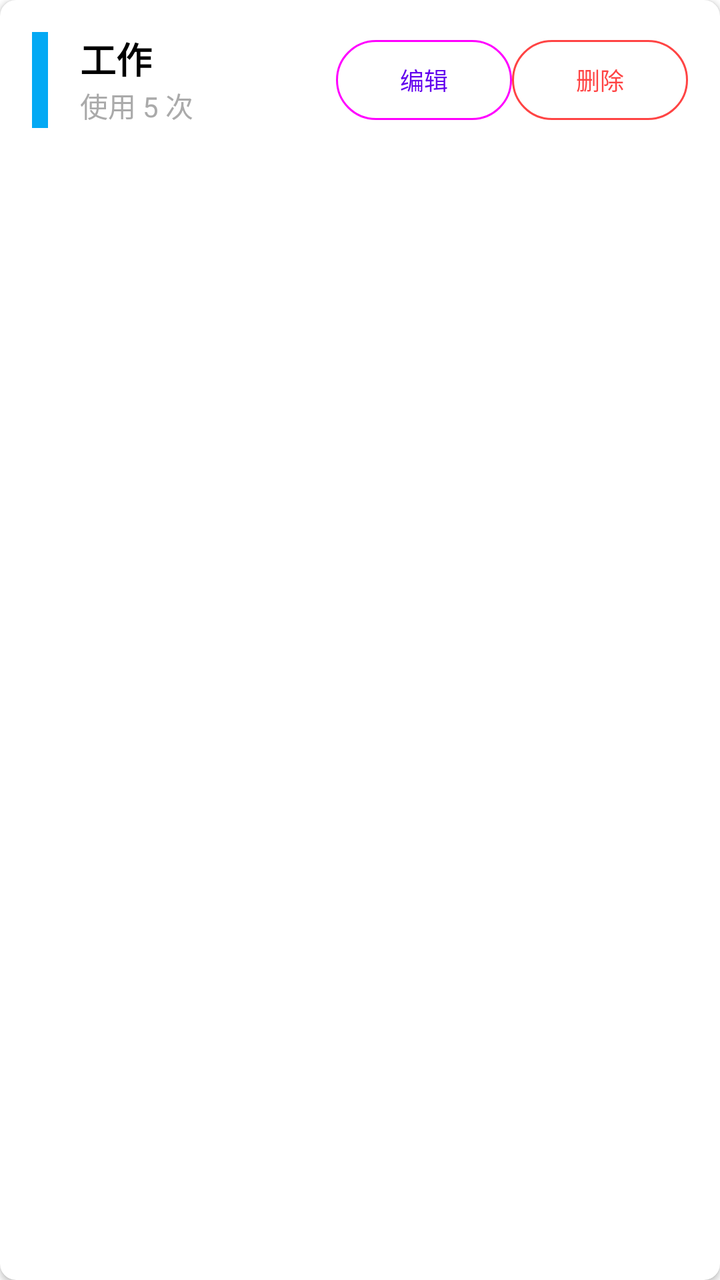
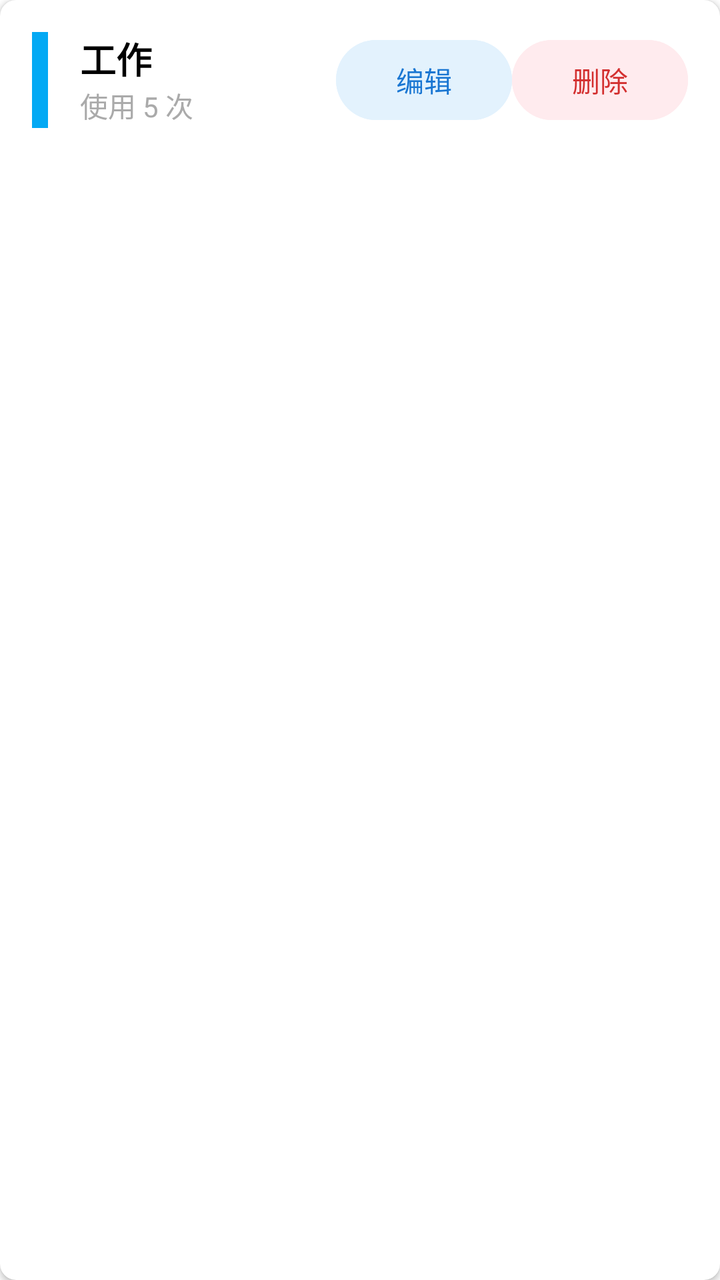

Two renders of the same Android screen: before a commit and after it. Below are the layout's source before the change and the commit's diff.
<!-- AndroidManifest.xml: application theme Theme.TimeRecord -->
<!-- res/layout/item_label.xml -->
<?xml version="1.0" encoding="utf-8"?>
<com.google.android.material.card.MaterialCardView xmlns:android="http://schemas.android.com/apk/res/android"
    xmlns:app="http://schemas.android.com/apk/res-auto"
    xmlns:tools="http://schemas.android.com/tools"
    android:layout_width="match_parent"
    android:layout_height="wrap_content"
    android:layout_margin="8dp"
    app:cardCornerRadius="8dp"
    app:cardElevation="2dp">

    <androidx.constraintlayout.widget.ConstraintLayout
        android:layout_width="match_parent"
        android:layout_height="wrap_content"
        android:padding="16dp">

        
        <View
            android:id="@+id/view_color_indicator"
            android:layout_width="8dp"
            android:layout_height="0dp"
            android:background="#03A9F4"
            app:layout_constraintTop_toTopOf="parent"
            app:layout_constraintBottom_toBottomOf="parent"
            app:layout_constraintStart_toStartOf="parent" />

        
        <TextView
            android:id="@+id/tv_label_name"
            android:layout_width="0dp"
            android:layout_height="wrap_content"
            android:layout_marginStart="16dp"
            android:text="工作"
            android:textSize="18sp"
            android:textStyle="bold"
            android:textColor="@android:color/black"
            app:layout_constraintTop_toTopOf="parent"
            app:layout_constraintStart_toEndOf="@id/view_color_indicator"
            app:layout_constraintEnd_toStartOf="@id/btn_edit" />

        
        <TextView
            android:id="@+id/tv_usage_count"
            android:layout_width="0dp"
            android:layout_height="wrap_content"
            android:layout_marginStart="16dp"
            android:text="使用 5 次"
            android:textSize="14sp"
            android:textColor="@android:color/darker_gray"
            app:layout_constraintTop_toBottomOf="@id/tv_label_name"
            app:layout_constraintStart_toEndOf="@id/view_color_indicator"
            app:layout_constraintEnd_toStartOf="@id/btn_edit" />

        
        <com.google.android.material.button.MaterialButton
            android:id="@+id/btn_edit"
            android:layout_width="wrap_content"
            android:layout_height="wrap_content"
            android:text="编辑"
            android:textSize="12sp"
            style="@style/Widget.Material3.Button.OutlinedButton"
            app:layout_constraintTop_toTopOf="parent"
            app:layout_constraintBottom_toBottomOf="parent"
            app:layout_constraintEnd_toStartOf="@id/btn_delete" />

        
        <com.google.android.material.button.MaterialButton
            android:id="@+id/btn_delete"
            android:layout_width="wrap_content"
            android:layout_height="wrap_content"
            android:layout_marginStart="8dp"
            android:text="删除"
            android:textSize="12sp"
            app:strokeColor="@android:color/holo_red_light"
            android:textColor="@android:color/holo_red_light"
            style="@style/Widget.Material3.Button.OutlinedButton"
            app:layout_constraintTop_toTopOf="parent"
            app:layout_constraintBottom_toBottomOf="parent"
            app:layout_constraintEnd_toEndOf="parent" />

    </androidx.constraintlayout.widget.ConstraintLayout>

</com.google.android.material.card.MaterialCardView>
<!-- resources referenced by this layout -->
<resources>
  <style name="Theme.TimeRecord" parent="Theme.MaterialComponents.DayNight.DarkActionBar">
          
          <item name="colorPrimary">@color/purple_500</item>
          <item name="colorPrimaryVariant">@color/purple_700</item>
          <item name="colorOnPrimary">@color/white</item>
          
          <item name="colorSecondary">@color/teal_200</item>
          <item name="colorSecondaryVariant">@color/teal_700</item>
          <item name="colorOnSecondary">@color/black</item>
          
          <item name="android:statusBarColor">?attr/colorPrimaryVariant</item>
          
      </style>
  <color name="purple_500">#FF6200EE</color>
  <color name="purple_700">#FF3700B3</color>
  <color name="white">#FFFFFFFF</color>
  <color name="teal_200">#FF03DAC5</color>
  <color name="teal_700">#FF018786</color>
  <color name="black">#FF000000</color>
</resources>

<!-- the commit's change to res/layout/item_label.xml (unified diff, before → after) -->
@@ -56,8 +56,10 @@
             android:layout_width="wrap_content"
             android:layout_height="wrap_content"
             android:text="编辑"
-            android:textSize="12sp"
-            style="@style/Widget.Material3.Button.OutlinedButton"
+            android:textSize="14sp"
+            android:backgroundTint="#E3F2FD"
+            android:textColor="#1976D2"
+            style="@style/Widget.Material3.Button"
             app:layout_constraintTop_toTopOf="parent"
             app:layout_constraintBottom_toBottomOf="parent"
             app:layout_constraintEnd_toStartOf="@id/btn_delete" />
@@ -67,12 +69,12 @@
             android:id="@+id/btn_delete"
             android:layout_width="wrap_content"
             android:layout_height="wrap_content"
-            android:layout_marginStart="8dp"
+            android:layout_marginStart="20dp"
             android:text="删除"
-            android:textSize="12sp"
-            app:strokeColor="@android:color/holo_red_light"
-            android:textColor="@android:color/holo_red_light"
-            style="@style/Widget.Material3.Button.OutlinedButton"
+            android:textSize="14sp"
+            android:backgroundTint="#FFEBEE"
+            android:textColor="#D32F2F"
+            style="@style/Widget.Material3.Button"
             app:layout_constraintTop_toTopOf="parent"
             app:layout_constraintBottom_toBottomOf="parent"
             app:layout_constraintEnd_toEndOf="parent" />
